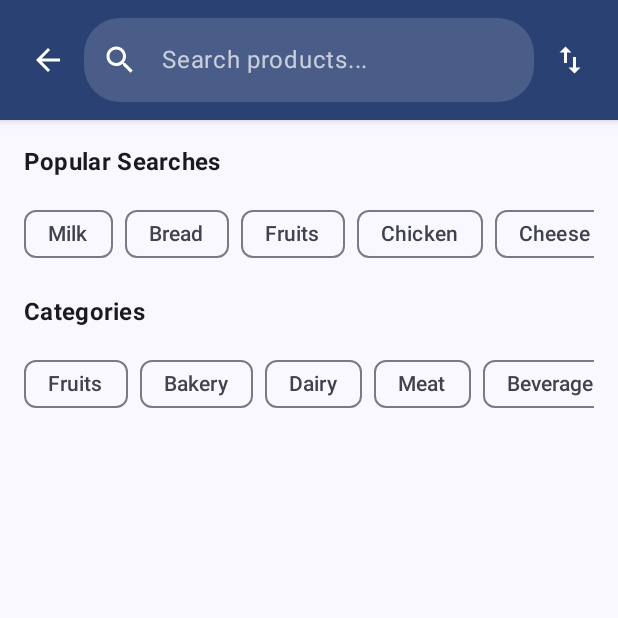
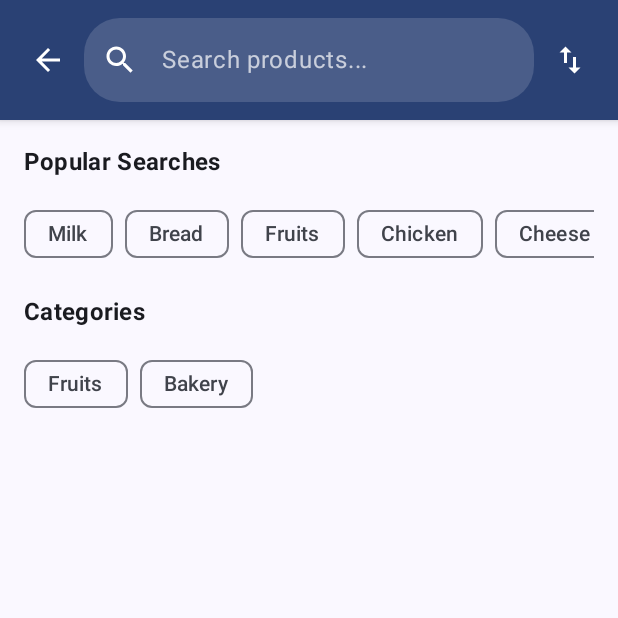
Before and after one commit to nhahub/NHA-280, an Android app built with Jetpack Compose: the composable SearchScreen shown on its own in the app's theme, on a phone screen of 412 x 824 dp, the top half of it. Run offline under Robolectric (Android 15) with nearby library versions, the light colour scheme and no system bars; our stand-ins replace Room's generated code.

Commit message:
Merge remote-tracking branch 'origin/master'

```diff
--- a/app/src/main/java/com/example/quick_mart/Detailshome/DetailsActivity.kt
+++ b/app/src/main/java/com/example/quick_mart/Detailshome/DetailsActivity.kt
@@ -5,7 +5,6 @@ import android.os.Bundle
 import androidx.activity.ComponentActivity
 import androidx.activity.compose.setContent
 import androidx.activity.enableEdgeToEdge
-import androidx.activity.result.contract.ActivityResultContracts
 import androidx.compose.foundation.background
 import androidx.compose.foundation.clickable
 import androidx.compose.foundation.layout.Arrangement
@@ -49,7 +48,6 @@ import androidx.compose.ui.unit.sp
 import com.example.quick_mart.R
 import coil.compose.AsyncImage
 import coil.request.ImageRequest
-import kotlin.text.ifEmpty
 
 class DetailsActivity : ComponentActivity() {
     override fun onCreate(savedInstanceState: Bundle?) {
@@ -250,8 +248,8 @@ fun ProductDetailsScreen(
                 val context = LocalContext.current
                 Button(
                     onClick = {
-                        val intent = Intent(context, BaymentActivity::class.java)
-                        context.startActivity(intent)
+//                        val intent = Intent(context, BaymentActivity::class.java)
+//                        context.startActivity(intent)
                     },
                     colors = ButtonDefaults.buttonColors(containerColor = Color(0xFF00FFAA)),
                     modifier = Modifier
--- a/app/src/main/java/com/example/quick_mart/features/search/SearchViewModel.kt
+++ b/app/src/main/java/com/example/quick_mart/features/search/SearchViewModel.kt
@@ -2,8 +2,8 @@ package com.example.quick_mart.features.search
 
 import androidx.lifecycle.ViewModel
 import androidx.lifecycle.viewModelScope
+import com.example.quick_mart.dto.Category
 import com.example.quick_mart.dto.Product
-import com.example.quick_mart.dto.Category
 import kotlinx.coroutines.Job
 import kotlinx.coroutines.delay
 import kotlinx.coroutines.flow.MutableStateFlow
@@ -18,12 +18,11 @@ class SearchViewModel : ViewModel() {
 
     private var searchJob: Job? = null
 
-    // Sample data - adjust field names to match YOUR Product class
+    // Sample data using the 'name' field consistently and correctly
     private val sampleProducts = listOf(
         Product(
             id = 1,
             name = "Fresh Apples",
-            title = "Fresh Apples",
             description = "Crisp and juicy red apples",
             price = 3,
             images = listOf(""),
@@ -31,18 +30,14 @@ class SearchViewModel : ViewModel() {
             updatedAt = "2024-01-01",
             slug = "fresh-apples",
             category = Category(
-                id = 1,
-                name = "Fruits",
-                image = "",
-                creationAt = "2024-01-01",
-                updatedAt = "2024-01-01",
-                slug = "fruits"
-            )
+                id = 1, name = "Fruits", image = "",
+                creationAt = "2024-01-01", updatedAt = "2024-01-01", slug = "fruits"
+            ),
+            title = "Fresh Apples"
         ),
         Product(
             id = 2,
             name = "Organic Bananas",
-            title = "Organic Bananas",
             description = "Ripe organic bananas",
             price = 2,
             images = listOf(""),
@@ -50,18 +45,14 @@ class SearchViewModel : ViewModel() {
             updatedAt = "2024-01-01",
             slug = "organic-bananas",
             category = Category(
-                id = 1,
-                name = "Fruits",
-                image = "",
-                creationAt = "2024-01-01",
-                updatedAt = "2024-01-01",
-                slug = "fruits"
-            )
+                id = 1, name = "Fruits", image = "",
+                creationAt = "2024-01-01", updatedAt = "2024-01-01", slug = "fruits"
+            ),
+            title = "Organic Bananas"
         ),
         Product(
             id = 3,
             name = "Whole Wheat Bread",
-            title = "Whole Wheat Bread",
             description = "Freshly baked whole wheat bread",
             price = 4,
             images = listOf(""),
@@ -69,146 +60,10 @@ class SearchViewModel : ViewModel() {
             updatedAt = "2024-01-01",
             slug = "whole-wheat-bread",
             category = Category(
-                id = 2,
-                name = "Bakery",
-                image = "",
-                creationAt = "2024-01-01",
-                updatedAt = "2024-01-01",
-                slug = "bakery"
-            )
-        ),
-        Product(
-            id = 4,
-            name = "Milk 1L",
-            title = "Milk 1L",
-            description = "Fresh dairy milk",
-            price = 1,
-            images = listOf(""),
-            creationAt = "2024-01-01",
-            updatedAt = "2024-01-01",
-            slug = "milk-1l",
-            category = Category(
-                id = 3,
-                name = "Dairy",
-                image = "",
-                creationAt = "2024-01-01",
-                updatedAt = "2024-01-01",
-                slug = "dairy"
-            )
-        ),
-        Product(
-            id = 5,
-            name = "Chicken Breast",
-            title = "Chicken Breast",
-            description = "Boneless chicken breast",
-            price = 8,
-            images = listOf(""),
-            creationAt = "2024-01-01",
-            updatedAt = "2024-01-01",
-            slug = "chicken-breast",
-            category = Category(
-                id = 4,
-                name = "Meat",
-                image = "",
-                creationAt = "2024-01-01",
-                updatedAt = "2024-01-01",
-                slug = "meat"
-            )
-        ),
-        Product(
-            id = 6,
-            name = "Cheddar Cheese",
-            title = "Cheddar Cheese",
-            description = "Premium aged cheddar",
-            price = 6,
-            images = listOf(""),
-            creationAt = "2024-01-01",
-            updatedAt = "2024-01-01",
-            slug = "cheddar-cheese",
-            category = Category(
-                id = 3,
-                name = "Dairy",
-                image = "",
-                creationAt = "2024-01-01",
-                updatedAt = "2024-01-01",
-                slug = "dairy"
-            )
-        ),
-        Product(
-            id = 7,
-            name = "Orange Juice",
-            title = "Orange Juice",
-            description = "Freshly squeezed orange juice",
-            price = 5,
-            images = listOf(""),
-            creationAt = "2024-01-01",
-            updatedAt = "2024-01-01",
-            slug = "orange-juice",
-            category = Category(
-                id = 5,
-                name = "Beverages",
-                image = "",
-                creationAt = "2024-01-01",
-                updatedAt = "2024-01-01",
-                slug = "beverages"
-            )
-        ),
-        Product(
-            id = 8,
-            name = "Tomatoes",
-            title = "Tomatoes",
-            description = "Fresh vine tomatoes",
-            price = 3,
-            images = listOf(""),
-            creationAt = "2024-01-01",
-            updatedAt = "2024-01-01",
-            slug = "tomatoes",
-            category = Category(
-                id = 6,
-                name = "Vegetables",
-                image = "",
-                creationAt = "2024-01-01",
-                updatedAt = "2024-01-01",
-                slug = "vegetables"
-            )
-        ),
-        Product(
-            id = 9,
-            name = "Eggs (12 pack)",
-            title = "Eggs (12 pack)",
-            description = "Farm fresh eggs",
-            price = 4,
-            images = listOf(""),
-            creationAt = "2024-01-01",
-            updatedAt = "2024-01-01",
-            slug = "eggs-12-pack",
-            category = Category(
-                id = 3,
-                name = "Dairy",
-                image = "",
-                creationAt = "2024-01-01",
-                updatedAt = "2024-01-01",
-                slug = "dairy"
-            )
-        ),
-        Product(
-            id = 10,
-            name = "Pasta",
-            title = "Pasta",
-            description = "Italian spaghetti pasta",
-            price = 2,
-            images = listOf(""),
-            creationAt = "2024-01-01",
-            updatedAt = "2024-01-01",
-            slug = "pasta",
-            category = Category(
-                id = 7,
-                name = "Pantry",
-                image = "",
-                creationAt = "2024-01-01",
-                updatedAt = "2024-01-01",
-                slug = "pantry"
-            )
+                id = 2, name = "Bakery", image = "",
+                creationAt = "2024-01-01", updatedAt = "2024-01-01", slug = "bakery"
+            ),
+            title = "Whole Wheat Bread"
         )
     )
 
@@ -229,15 +84,10 @@ class SearchViewModel : ViewModel() {
     fun onSearchQueryChange(query: String) {
         _uiState.value = _uiState.value.copy(
             searchQuery = query,
-            suggestions = if (query.length >= 2) {
-                getSearchSuggestions(query)
-            } else {
-                emptyList()
-            }
+            suggestions = if (query.length >= 2) getSearchSuggestions(query) else emptyList()
         )
 
         searchJob?.cancel()
-
         searchJob = viewModelScope.launch {
             delay(300)
             performSearch(query)
@@ -246,11 +96,7 @@ class SearchViewModel : ViewModel() {
 
     private fun performSearch(query: String) {
         if (query.isBlank()) {
-            _uiState.value = _uiState.value.copy(
-                searchResults = emptyList(),
-                isLoading = false,
-                errorMessage = null
-            )
+            _uiState.value = _uiState.value.copy(searchResults = emptyList(), isLoading = false, hasSearched = false)
             return
         }
 
@@ -258,10 +104,10 @@ class SearchViewModel : ViewModel() {
             _uiState.value = _uiState.value.copy(isLoading = true, errorMessage = null)
 
             try {
-                delay(500)
+                delay(500) // Simulate network delay
 
                 val results = sampleProducts.filter { product ->
-                    (product.title?.contains(query, ignoreCase = true) == true) ||
+                    (product.name?.contains(query, ignoreCase = true) == true) ||
                             (product.description?.contains(query, ignoreCase = true) == true) ||
                             (product.category?.name?.contains(query, ignoreCase = true) == true)
                 }
@@ -271,7 +117,6 @@ class SearchViewModel : ViewModel() {
                 _uiState.value = _uiState.value.copy(
                     searchResults = sortedResults,
                     isLoading = false,
-                    errorMessage = null,
                     hasSearched = true
                 )
             } catch (e: Exception) {
@@ -286,10 +131,7 @@ class SearchViewModel : ViewModel() {
 
     fun filterByCategory(category: String) {
         viewModelScope.launch {
-            _uiState.value = _uiState.value.copy(
-                isLoading = true,
-                selectedCategory = category
-            )
+            _uiState.value = _uiState.value.copy(isLoading = true, selectedCategory = category)
 
             try {
                 delay(500)
@@ -297,7 +139,6 @@ class SearchViewModel : ViewModel() {
                 val results = sampleProducts.filter {
                     it.category?.name.equals(category, ignoreCase = true)
                 }
-
                 val sortedResults = sortProducts(results, _uiState.value.selectedSortOption)
 
                 _uiState.value = _uiState.value.copy(
@@ -306,10 +147,7 @@ class SearchViewModel : ViewModel() {
                     hasSearched = true
                 )
             } catch (e: Exception) {
-                _uiState.value = _uiState.value.copy(
-                    isLoading = false,
-                    errorMessage = "Filter failed: ${e.message}"
-                )
+                _uiState.value = _uiState.value.copy(isLoading = false, errorMessage = "Filter failed: ${e.message}")
             }
         }
     }
@@ -318,12 +156,13 @@ class SearchViewModel : ViewModel() {
         _uiState.value = _uiState.value.copy(selectedCategory = null)
         if (_uiState.value.searchQuery.isNotBlank()) {
             performSearch(_uiState.value.searchQuery)
+        } else {
+            clearSearch()
         }
     }
 
     fun changeSortOption(sortOption: SortOption) {
         _uiState.value = _uiState.value.copy(selectedSortOption = sortOption)
-
         val currentResults = _uiState.value.searchResults
         if (currentResults.isNotEmpty()) {
             val sortedResults = sortProducts(currentResults, sortOption)
@@ -340,27 +179,25 @@ class SearchViewModel : ViewModel() {
     }
 
     fun executePopularSearch(searchTerm: String) {
-        _uiState.value = _uiState.value.copy(searchQuery = searchTerm)
-        performSearch(searchTerm)
+        onSearchQueryChange(searchTerm)
     }
 
     private fun getSearchSuggestions(query: String): List<String> {
-        if (query.length < 2) return emptyList()
-
         return sampleProducts
-            .filter { it.title?.contains(query, ignoreCase = true) == true }
-            .mapNotNull { it.title }
+            .filter { it.name?.contains(query, ignoreCase = true) == true }
+            .mapNotNull { it.name }
+            .distinct()
             .take(5)
     }
 
     private fun sortProducts(products: List<Product>, sortBy: SortOption): List<Product> {
         return when (sortBy) {
-            SortOption.NAME_ASC -> products.sortedBy { it.title ?: "" }
-            SortOption.NAME_DESC -> products.sortedByDescending { it.title ?: "" }
+            SortOption.POPULARITY -> products.sortedByDescending { it.price } // Placeholder
+            SortOption.RATING -> products.sortedByDescending { it.price } // Placeholder
+            SortOption.NAME_ASC -> products.sortedBy { it.name ?: "" }
+            SortOption.NAME_DESC -> products.sortedByDescending { it.name ?: "" }
             SortOption.PRICE_LOW_TO_HIGH -> products.sortedBy { it.price ?: 0 }
             SortOption.PRICE_HIGH_TO_LOW -> products.sortedByDescending { it.price ?: 0 }
-            SortOption.RATING -> products.sortedByDescending { 4.5 }
-            SortOption.POPULARITY -> products.sortedByDescending { it.price ?: 0 }
         }
     }
 }
@@ -372,17 +209,17 @@ data class SearchUiState(
     val categories: List<String> = emptyList(),
     val popularSearches: List<String> = emptyList(),
     val selectedCategory: String? = null,
-    val selectedSortOption: SortOption = SortOption.NAME_ASC,
+    val selectedSortOption: SortOption = SortOption.POPULARITY,
     val isLoading: Boolean = false,
     val errorMessage: String? = null,
     val hasSearched: Boolean = false
 )
 
 enum class SortOption {
+    POPULARITY,
+    RATING,
     NAME_ASC,
     NAME_DESC,
     PRICE_LOW_TO_HIGH,
-    PRICE_HIGH_TO_LOW,
-    RATING,
-    POPULARITY
+    PRICE_HIGH_TO_LOW
 }
--- a/settings.gradle.kts
+++ b/settings.gradle.kts
@@ -5,6 +5,7 @@ pluginManagement {
         gradlePluginPortal()
     }
 }
+@Suppress("UnstableApiUsage")
 dependencyResolutionManagement {
     repositoriesMode.set(RepositoriesMode.FAIL_ON_PROJECT_REPOS)
     repositories {
```
Also changed, not shown: app/build.gradle.kts (+8 -16 lines), gradle/libs.versions.toml (+10 -16 lines).
